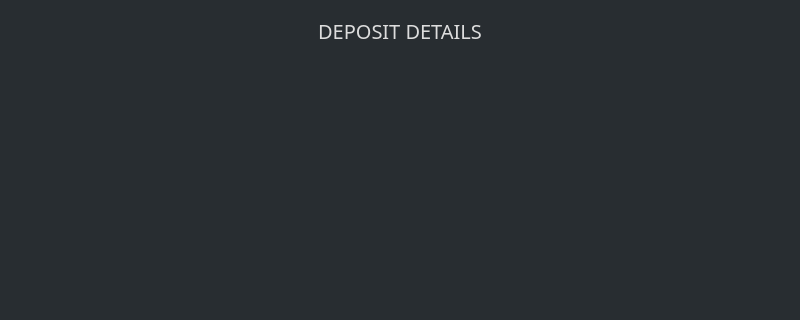
This is src/gui/ui/depositdetailsdialog.ui in ConcealNetwork/conceal-desktop as Qt 5 draws it before an edit; both pictures show x 0 to 800 and y 0 to 320 of the 800 by 500 pixel window. The edited form follows.
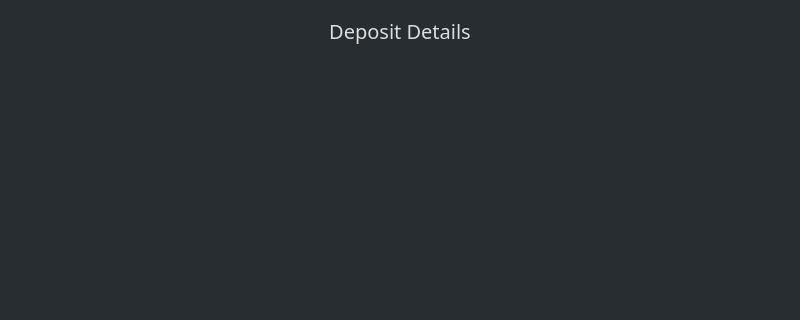
This is the edited form.

What changed in the file:
```diff
--- a/src/gui/ui/depositdetailsdialog.ui
+++ b/src/gui/ui/depositdetailsdialog.ui
@@ -59,7 +59,7 @@
    </string>
      </property>
      <property name="text">
-      <string>DEPOSIT DETAILS</string>
+      <string>Deposit Details</string>
      </property>
      <property name="alignment">
       <set>Qt::AlignCenter</set>
```
